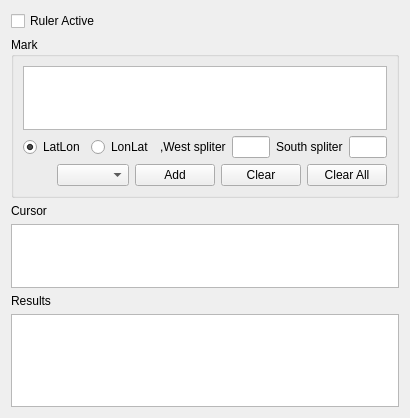
Above: qtvplugin_grid/qtvplugin_grid.ui from tgut/mercator.qtviewer before the change. Below: the same form after it.
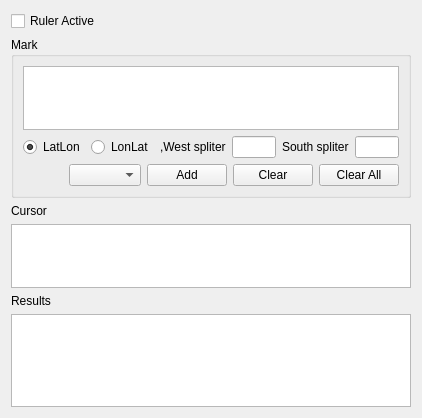
That is the form after the change. Icons and pictures are not drawn.

Diff of the .ui file:
```diff
--- a/qtvplugin_grid/qtvplugin_grid.ui
+++ b/qtvplugin_grid/qtvplugin_grid.ui
@@ -6,7 +6,7 @@
    <rect>
     <x>0</x>
     <y>0</y>
-    <width>410</width>
+    <width>422</width>
     <height>418</height>
    </rect>
   </property>
```
Left out of the diff: 13 changed lines with no effect on the pictures.
